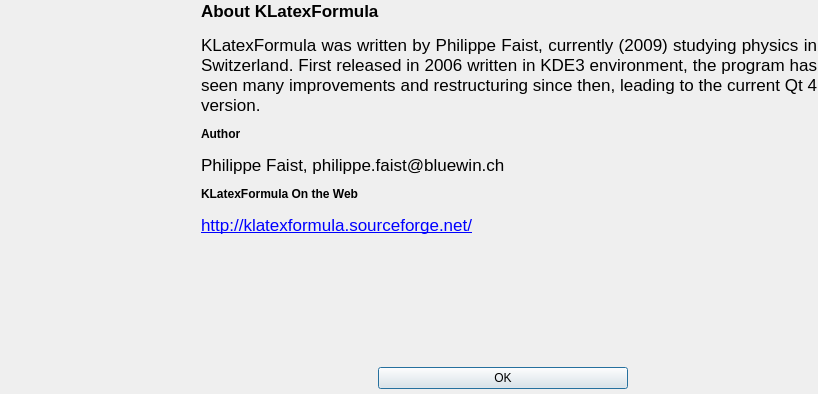
Above: src/klfaboutdialogui.ui from CryFeiFei/klatexformula before the change. Below: the same form after it.
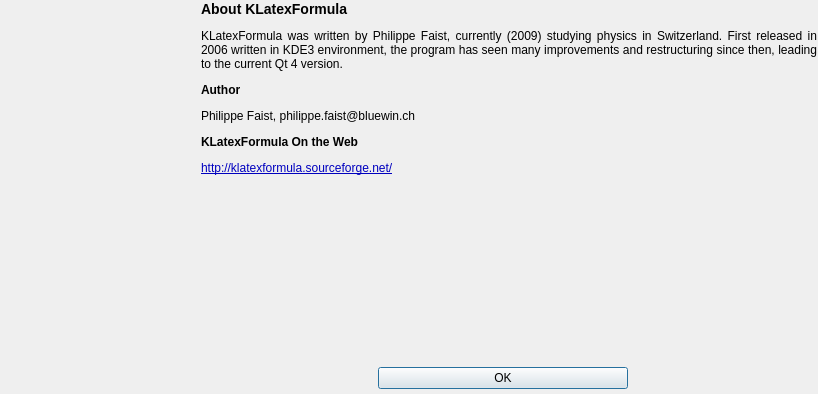
That is the form after the change. Icons and pictures are not drawn.

The edit to the form file:
```diff
--- a/src/klfaboutdialogui.ui
+++ b/src/klfaboutdialogui.ui
@@ -97,13 +97,13 @@
          <string>&lt;!DOCTYPE HTML PUBLIC "-//W3C//DTD HTML 4.0//EN" "http://www.w3.org/TR/REC-html40/strict.dtd">
 &lt;html>&lt;head>&lt;meta name="qrichtext" content="1" />&lt;style type="text/css">
 p, li { white-space: pre-wrap; }
-&lt;/style>&lt;/head>&lt;body style=" font-family:'Lucida Grande'; font-size:13pt; font-weight:400; font-style:normal;">
-&lt;p style=" margin-top:14px; margin-bottom:12px; margin-left:0px; margin-right:0px; -qt-block-indent:0; text-indent:0px; font-weight:600;">About KLatexFormula&lt;/p>
-&lt;p align="justify" style=" margin-top:14px; margin-bottom:12px; margin-left:0px; margin-right:0px; -qt-block-indent:0; text-indent:0px;">KLatexFormula was written by Philippe Faist, currently (2009) studying physics in Switzerland. First released in 2006 written in KDE3 environment, the program has seen many improvements and restructuring since then, leading to the current Qt 4 version.&lt;/p>
-&lt;p style=" margin-top:12px; margin-bottom:12px; margin-left:0px; margin-right:0px; -qt-block-indent:0; text-indent:0px; font-size:medium; font-weight:600;">&lt;span style=" font-size:medium;">Author&lt;/span>&lt;/p>
-&lt;p style=" margin-top:14px; margin-bottom:12px; margin-left:0px; margin-right:0px; -qt-block-indent:0; text-indent:0px;">Philippe Faist, philippe.faist@bluewin.ch&lt;/p>
-&lt;p style=" margin-top:12px; margin-bottom:12px; margin-left:0px; margin-right:0px; -qt-block-indent:0; text-indent:0px; font-size:medium; font-weight:600;">&lt;span style=" font-size:medium;">KLatexFormula On the Web&lt;/span>&lt;/p>
-&lt;p style=" margin-top:14px; margin-bottom:12px; margin-left:0px; margin-right:0px; -qt-block-indent:0; text-indent:0px;">&lt;a href="http://klatexformula.sourceforge.net/">&lt;span style=" text-decoration: underline; color:#0000ff;">http://klatexformula.sourceforge.net/&lt;/span>&lt;/a>&lt;/p>&lt;/body>&lt;/html></string>
+&lt;/style>&lt;/head>&lt;body style="font-weight:400; font-style:normal;">
+&lt;p style=" margin-top:12px; margin-bottom:12px; margin-left:0px; margin-right:0px; -qt-block-indent:0; text-indent:0px; font-size:large; font-weight:600;">&lt;span style=" font-size:large;">About KLatexFormula&lt;/span>&lt;/p>
+&lt;p align="justify" style=" margin-top:12px; margin-bottom:12px; margin-left:0px; margin-right:0px; -qt-block-indent:0; text-indent:0px;">KLatexFormula was written by Philippe Faist, currently (2009) studying physics in Switzerland. First released in 2006 written in KDE3 environment, the program has seen many improvements and restructuring since then, leading to the current Qt 4 version.&lt;/p>
+&lt;p style=" margin-top:12px; margin-bottom:12px; margin-left:0px; margin-right:0px; -qt-block-indent:0; text-indent:0px; font-weight:600;">Author&lt;/p>
+&lt;p style=" margin-top:12px; margin-bottom:12px; margin-left:0px; margin-right:0px; -qt-block-indent:0; text-indent:0px;">Philippe Faist, philippe.faist@bluewin.ch&lt;/p>
+&lt;p style=" margin-top:12px; margin-bottom:12px; margin-left:0px; margin-right:0px; -qt-block-indent:0; text-indent:0px; font-weight:600;">KLatexFormula On the Web&lt;/p>
+&lt;p style=" margin-top:12px; margin-bottom:12px; margin-left:0px; margin-right:0px; -qt-block-indent:0; text-indent:0px;">&lt;a href="http://klatexformula.sourceforge.net/">&lt;span style=" text-decoration: underline; color:#0000bf;">http://klatexformula.sourceforge.net/&lt;/span>&lt;/a>&lt;/p>&lt;/body>&lt;/html></string>
         </property>
         <property name="textFormat" >
          <enum>Qt::RichText</enum>
```
